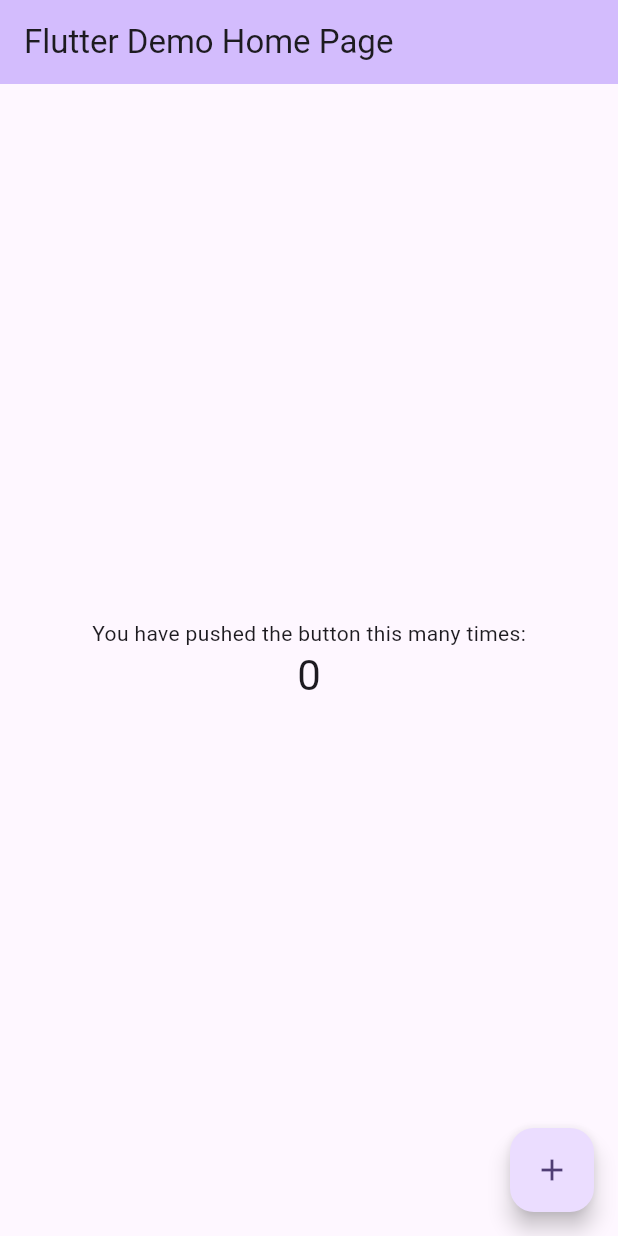
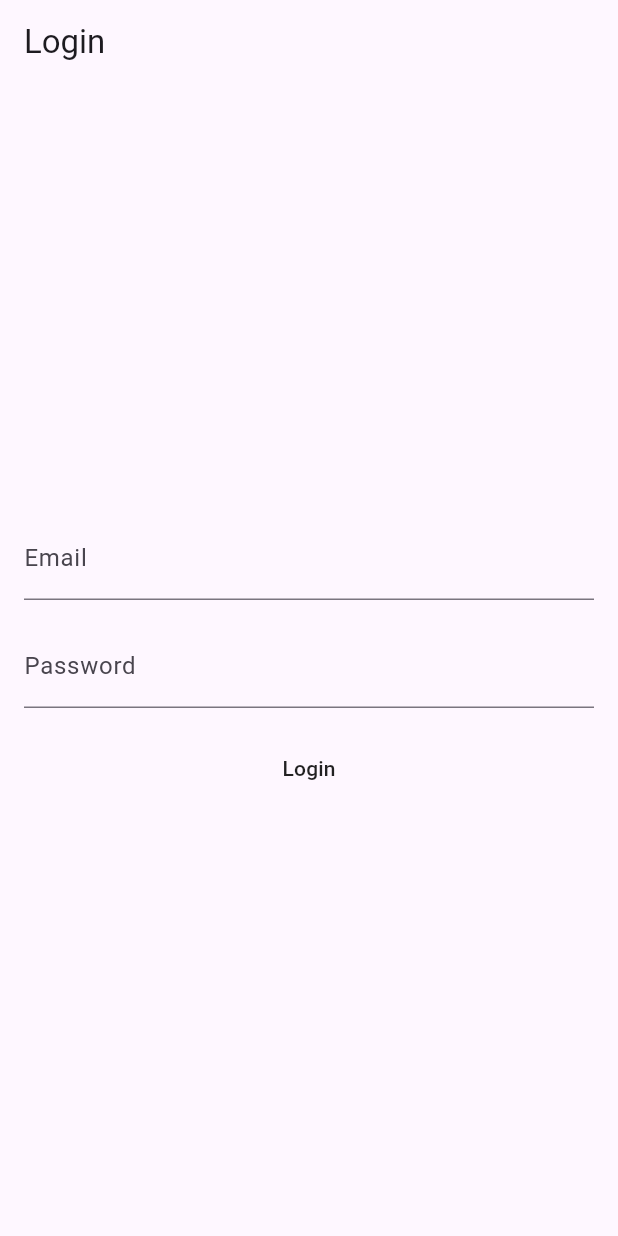
Before and after one commit to Estacionamientos-UdeC/frontend-app, a Flutter app: the screen it shows after launch, on a phone screen of 412 x 824 dp. Run offline on Flutter 3.47's test engine with Material 2 defaults, Android fonts, the phone set to English and light mode, and no system bars.

Commit message:
second commit

```diff
--- a/lib/main.dart
+++ b/lib/main.dart
@@ -1,4 +1,5 @@
 import 'package:flutter/material.dart';
+import 'package:frontend_app/screens/login.dart';
 
 void main() {
   runApp(const MyApp());
@@ -7,49 +8,23 @@ void main() {
 class MyApp extends StatelessWidget {
   const MyApp({super.key});
 
-  // This widget is the root of your application.
   @override
   Widget build(BuildContext context) {
     return MaterialApp(
+      debugShowCheckedModeBanner: false,
       title: 'Flutter Demo',
       theme: ThemeData(
-        // This is the theme of your application.
-        //
-        // TRY THIS: Try running your application with "flutter run". You'll see
-        // the application has a blue toolbar. Then, without quitting the app,
-        // try changing the seedColor in the colorScheme below to Colors.green
-        // and then invoke "hot reload" (save your changes or press the "hot
-        // reload" button in a Flutter-supported IDE, or press "r" if you used
-        // the command line to start the app).
-        //
-        // Notice that the counter didn't reset back to zero; the application
-        // state is not lost during the reload. To reset the state, use hot
-        // restart instead.
-        //
-        // This works for code too, not just values: Most code changes can be
-        // tested with just a hot reload.
         colorScheme: ColorScheme.fromSeed(seedColor: Colors.deepPurple),
         useMaterial3: true,
       ),
-      home: const MyHomePage(title: 'Flutter Demo Home Page'),
+      home: const LoginPage(),
     );
   }
 }
 
 class MyHomePage extends StatefulWidget {
   const MyHomePage({super.key, required this.title});
-
-  // This widget is the home page of your application. It is stateful, meaning
-  // that it has a State object (defined below) that contains fields that affect
-  // how it looks.
-
-  // This class is the configuration for the state. It holds the values (in this
-  // case the title) provided by the parent (in this case the App widget) and
-  // used by the build method of the State. Fields in a Widget subclass are
-  // always marked "final".
-
   final String title;
-
   @override
   State<MyHomePage> createState() => _MyHomePageState();
 }
@@ -59,50 +34,20 @@ class _MyHomePageState extends State<MyHomePage> {
 
   void _incrementCounter() {
     setState(() {
-      // This call to setState tells the Flutter framework that something has
-      // changed in this State, which causes it to rerun the build method below
-      // so that the display can reflect the updated values. If we changed
-      // _counter without calling setState(), then the build method would not be
-      // called again, and so nothing would appear to happen.
       _counter++;
     });
   }
 
   @override
   Widget build(BuildContext context) {
-    // This method is rerun every time setState is called, for instance as done
-    // by the _incrementCounter method above.
-    //
-    // The Flutter framework has been optimized to make rerunning build methods
-    // fast, so that you can just rebuild anything that needs updating rather
-    // than having to individually change instances of widgets.
+
     return Scaffold(
       appBar: AppBar(
-        // TRY THIS: Try changing the color here to a specific color (to
-        // Colors.amber, perhaps?) and trigger a hot reload to see the AppBar
-        // change color while the other colors stay the same.
         backgroundColor: Theme.of(context).colorScheme.inversePrimary,
-        // Here we take the value from the MyHomePage object that was created by
-        // the App.build method, and use it to set our appbar title.
         title: Text(widget.title),
       ),
       body: Center(
-        // Center is a layout widget. It takes a single child and positions it
-        // in the middle of the parent.
         child: Column(
-          // Column is also a layout widget. It takes a list of children and
-          // arranges them vertically. By default, it sizes itself to fit its
-          // children horizontally, and tries to be as tall as its parent.
-          //
-          // Column has various properties to control how it sizes itself and
-          // how it positions its children. Here we use mainAxisAlignment to
-          // center the children vertically; the main axis here is the vertical
-          // axis because Columns are vertical (the cross axis would be
-          // horizontal).
-          //
-          // TRY THIS: Invoke "debug painting" (choose the "Toggle Debug Paint"
-          // action in the IDE, or press "p" in the console), to see the
-          // wireframe for each widget.
           mainAxisAlignment: MainAxisAlignment.center,
           children: <Widget>[
             const Text(
@@ -119,7 +64,7 @@ class _MyHomePageState extends State<MyHomePage> {
         onPressed: _incrementCounter,
         tooltip: 'Increment',
         child: const Icon(Icons.add),
-      ), // This trailing comma makes auto-formatting nicer for build methods.
+      ),
     );
   }
 }
--- /dev/null
+++ b/lib/screens/login.dart
@@ -0,0 +1,55 @@
+import 'package:flutter/material.dart';
+
+
+class LoginPage extends StatefulWidget {
+  const LoginPage({super.key});
+
+  @override
+  _LoginPageState createState() => _LoginPageState();
+}
+
+class _LoginPageState extends State<LoginPage> {
+  TextEditingController _emailController = TextEditingController();
+  TextEditingController _passwordController = TextEditingController();
+
+  @override
+  Widget build(BuildContext context) {
+    return Scaffold(
+      appBar: AppBar(
+        title: Text('Login'),
+      ),
+      body: Padding(
+        padding: EdgeInsets.all(16.0),
+        child: Column(
+          mainAxisAlignment: MainAxisAlignment.center,
+          children: <Widget>[
+            TextField(
+              controller: _emailController,
+              decoration: InputDecoration(
+                labelText: 'Email',
+              ),
+            ),
+            SizedBox(height: 16.0),
+            TextField(
+              controller: _passwordController,
+              decoration: InputDecoration(
+                labelText: 'Password',
+              ),
+              obscureText: true,
+            ),
+            SizedBox(height: 16.0),
+            MaterialButton(
+              child: Text('Login'),
+              onPressed: () {
+                String email = _emailController.text;
+                String password = _passwordController.text;
+                // Aquí puedes agregar la lógica de autenticación y redireccionar al usuario si los datos son válidos.
+                print('Email: $email\nPassword: $password');
+              },
+            ),
+          ],
+        ),
+      ),
+    );
+  }
+}
--- /dev/null
+++ b/lib/utils/colors.dart
@@ -0,0 +1,11 @@
+import 'package:flutter/material.dart';
+
+const verdeOscuro = Color.fromARGB(255, 0, 176, 80);
+const verdeMedio = Color.fromARGB(255, 140, 198, 62);
+const verdeClaro = Color.fromARGB(255, 194, 225, 141);
+
+const amarilloIntenso = Color.fromARGB(255, 255, 195, 0);
+const amarilloSuave = Color.fromARGB(255, 255, 230, 153);
+
+const rojoIntenso = Color.fromARGB(255, 255, 0, 0);
+const rojoClaro = Color.fromARGB(255, 255, 102, 102);
```
Also changed, not shown: lib/screens/menu_estacionamientos.dart (added).
